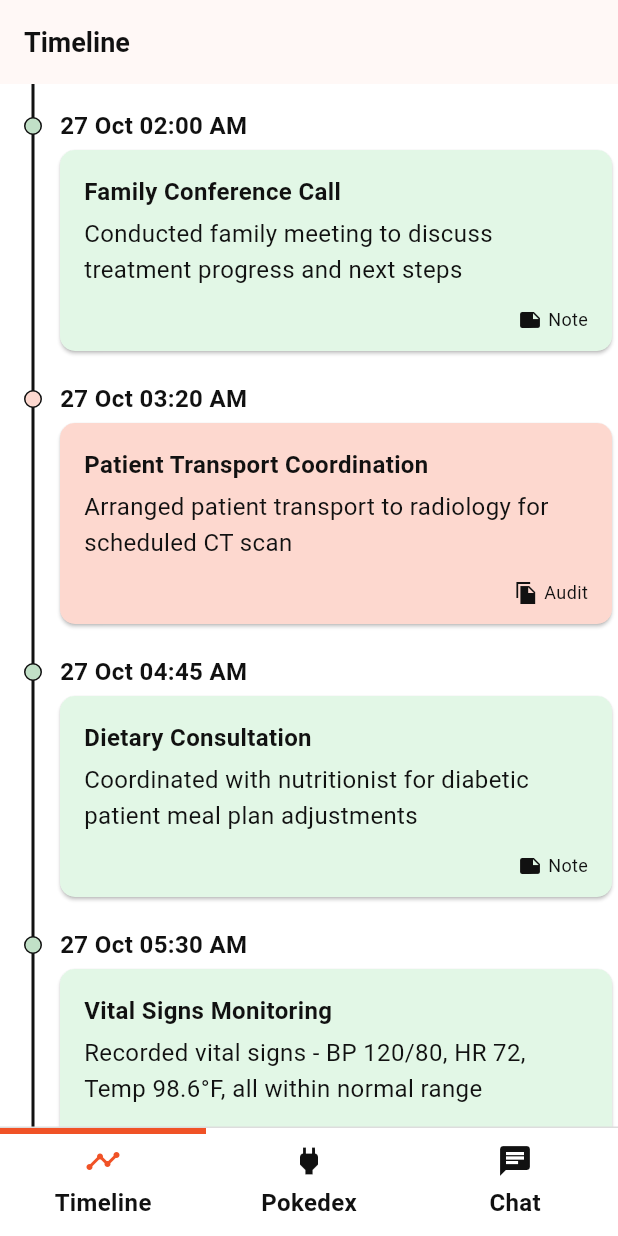
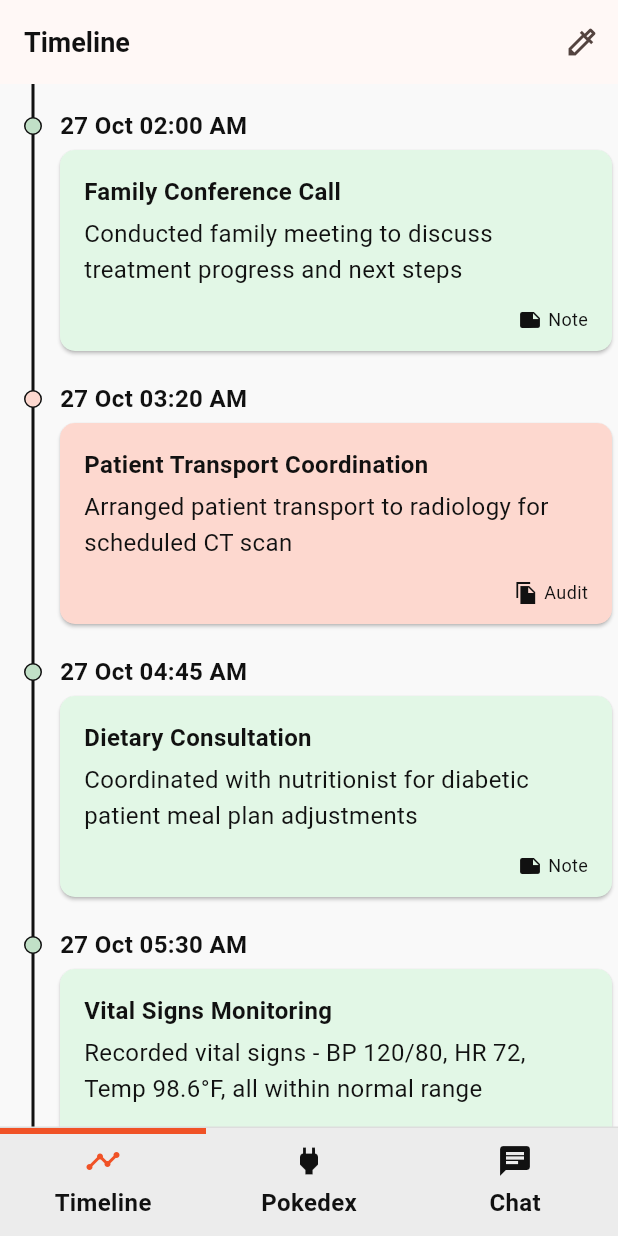
Before and after one commit to AshSutty1208/caremixer_test, a Flutter app: the screen it shows after launch, on a phone screen of 412 x 824 dp. Run offline on Flutter 3.47's test engine with Material 3 defaults, Android fonts, the phone set to English and light mode, and no system bars; our stand-ins replace dart_mappable, dio, flutter_riverpod, go_router, lottie, riverpod_annotation; generated files the repository leaves out were written again.

Commit message:
App dark mode selector

```diff
--- a/lib/app_theme/app_theme_colours.dart
+++ b/lib/app_theme/app_theme_colours.dart
@@ -4,9 +4,8 @@ import 'package:flutter/material.dart';
 abstract class AppThemeColours {
   const AppThemeColours();
 
-  Color get coreBlackOrWhite => const Color(0xFF111111);
-  Color get coreWhite => const Color(0xFFFFFFFF);
-  Color get coreBlack => const Color(0xFF111111);
+  Color get coreBlackLightWhiteDark => const Color(0xFF111111);
+  Color get coreWhiteLightBlackDark => const Color.fromARGB(255, 255, 255, 255);
   Color get black70 => const Color(0xB3111111);
 
   Color get coreGreyDarkest => const Color(0xFF343434);
@@ -31,7 +30,7 @@ abstract class AppThemeColours {
   Color get coreForestGreen => const Color(0xFF345136);
 
   /// Cards
-  Color get cardBg => const Color(0xFFF1F1F1);
+  Color get scaffoldBg => const Color.fromARGB(255, 249, 249, 249);
 
   /// Pokemon type colours
   Color get pokemonTypeColorNormal => const Color(0xFFA8A77A);
@@ -60,7 +59,25 @@ class AppDarkColours extends AppThemeColours {
 
   @override
   /// Override black with white
-  Color get coreBlackOrWhite => Colors.white;
+  Color get coreBlackLightWhiteDark => Colors.white;
+
+  @override
+  Color get coreWhiteLightBlackDark => Colors.black;
+
+  @override
+  Color get scaffoldBg => const Color.fromARGB(255, 46, 46, 46);
+
+  @override
+  Color get coreOrange => coreBrickRed;
+
+  @override
+  Color get coreCoralRed => coreRustRed;
+
+  @override
+  Color get corePaleMint => coreForestGreen;
+
+  @override
+  Color get coreSageGreen => coreFreshGreen;
 }
 
 /// App colors if the app is in light mode
--- /dev/null
+++ b/lib/base_widgets/navigation/app_bar.dart
@@ -0,0 +1,31 @@
+import 'package:caremixer_test/app_theme/app_theme.dart';
+import 'package:caremixer_test/app_theme/app_theme_state.dart';
+import 'package:flutter/material.dart';
+import 'package:flutter_riverpod/flutter_riverpod.dart';
+
+PreferredSizeWidget baseAppBar(
+  BuildContext context,
+  WidgetRef ref,
+  AppTheme appTheme,
+  Widget? title, {
+  List<Widget> actions = const [],
+}) {
+  return AppBar(
+    animateColor: true,
+    scrolledUnderElevation: 0,
+    title: title,
+    actions: [
+      ...actions,
+      IconButton(
+        onPressed: () {
+          if (ref.read(appThemeStateProvider).isLight) {
+            ref.read(appThemeStateProvider.notifier).setDarkTheme();
+          } else {
+            ref.read(appThemeStateProvider.notifier).setLightTheme();
+          }
+        },
+        icon: Icon(Icons.colorize_outlined),
+      ),
+    ],
+  );
+}
--- a/lib/base_widgets/navigation/tab_navigation_destination.dart
+++ b/lib/base_widgets/navigation/tab_navigation_destination.dart
@@ -39,14 +39,17 @@ class TabNavigationDestination extends BaseConsumerWidget {
                       alignment: Alignment.bottomCenter,
                       child: Padding(
                         padding: const EdgeInsets.only(bottom: 4.0),
-                        child: Icon(icon, color: appTheme.colours.coreBlack),
+                        child: Icon(
+                          icon,
+                          color: appTheme.colours.coreBlackLightWhiteDark,
+                        ),
                       ),
                     ),
                   ),
                   Text(
                     tabLabel,
                     style: appTheme.textStyles.label1.copyWith(
-                      color: appTheme.colours.coreBlack,
+                      color: appTheme.colours.coreBlackLightWhiteDark,
                     ),
                   ),
                 ],
--- a/lib/features/pokedex/domain/pokemon_details/pokemon_type.dart
+++ b/lib/features/pokedex/domain/pokemon_details/pokemon_type.dart
@@ -62,7 +62,7 @@ extension PokemonTypeExtension on PokemonType {
         return appTheme.colours.pokemonTypeColorFairy;
 
       default:
-        return appTheme.colours.coreBlackOrWhite;
+        return appTheme.colours.coreBlackLightWhiteDark;
     }
   }
 }
--- a/lib/features/pokedex/ui/pokedex_list/widgets/pokedex_list_item.dart
+++ b/lib/features/pokedex/ui/pokedex_list/widgets/pokedex_list_item.dart
@@ -25,8 +25,8 @@ class PokedexListItem extends BaseConsumerWidget {
               mainAxisAlignment: MainAxisAlignment.center,
               children: [
                 Image.network(
-                  width: 60,
-                  height: 60,
+                  width: 96,
+                  height: 96,
                   pokemon.imageUrl,
                   loadingBuilder: (context, child, loadingProgress) {
                     if (loadingProgress == null) return child;
@@ -84,7 +84,7 @@ class PokedexListItem extends BaseConsumerWidget {
                               ? Icons.note
                               : Icons.file_copy_sharp,
                           size: 16,
-                          color: appTheme.colours.coreBlackOrWhite,
+                          color: appTheme.colours.coreBlackLightWhiteDark,
                         ),
                         Text(
                           timelineItem.timelineItemType.name.capitalize(),
--- a/lib/features/tab_view_holder.dart
+++ b/lib/features/tab_view_holder.dart
@@ -38,8 +38,8 @@ class _TabViewHolderState extends BaseConsumerState<TabViewHolder> {
         child: NavigationBar(
           selectedIndex: widget.navigationShell.currentIndex,
           indicatorColor: Colors.transparent,
-          backgroundColor: Colors.white,
-          surfaceTintColor: Colors.white,
+          backgroundColor: appTheme.colours.coreWhiteLightBlackDark,
+          surfaceTintColor: appTheme.colours.coreBlackLightWhiteDark,
           shadowColor: Colors.transparent,
           overlayColor: WidgetStatePropertyAll(Colors.transparent),
           height: AppThemeDimensions.tabBarHeight,
--- a/lib/features/timeline/ui/timeline_list/timeline_screen.dart
+++ b/lib/features/timeline/ui/timeline_list/timeline_screen.dart
@@ -1,4 +1,6 @@
+import 'package:caremixer_test/app_theme/app_theme_state.dart';
 import 'package:caremixer_test/base_widgets/base_state_widgets.dart';
+import 'package:caremixer_test/base_widgets/navigation/app_bar.dart';
 import 'package:caremixer_test/features/timeline/ui/timeline_list/timeline_view_model.dart';
 import 'package:caremixer_test/features/timeline/ui/timeline_list/widgets/timeline_list_item.dart';
 import 'package:flutter/material.dart';
@@ -27,8 +29,13 @@ class TimelineScreenState extends BaseConsumerState<TimelineScreen> {
     final timelineItems = ref.watch(timelineViewModelProvider).timelineItems;
 
     return Scaffold(
-      appBar: AppBar(
-        title: Text('Timeline', style: appTheme.textStyles.label2),
+      extendBody: true,
+      extendBodyBehindAppBar: true,
+      appBar: baseAppBar(
+        context,
+        ref,
+        appTheme,
+        Text('Timeline', style: appTheme.textStyles.label2),
       ),
       body: SafeArea(
         child: CustomScrollView(
--- a/lib/features/timeline/ui/timeline_list/widgets/timeline_list_item.dart
+++ b/lib/features/timeline/ui/timeline_list/widgets/timeline_list_item.dart
@@ -36,7 +36,7 @@ class TimelineListItem extends BaseConsumerWidget {
                           padding: const EdgeInsets.only(left: 5.0),
                           child: Container(
                             width: 2,
-                            color: appTheme.colours.coreBlackOrWhite,
+                            color: appTheme.colours.coreBlackLightWhiteDark,
                           ),
                         ),
                         Container(
@@ -53,7 +53,7 @@ class TimelineListItem extends BaseConsumerWidget {
                                 : appTheme.colours.coreCoralRed,
                             shape: BoxShape.circle,
                             border: Border.all(
-                              color: appTheme.colours.coreBlackOrWhite,
+                              color: appTheme.colours.coreBlackLightWhiteDark,
                             ),
                           ),
                         ),
@@ -127,7 +127,7 @@ class TimelineListItem extends BaseConsumerWidget {
                               ? Icons.note
                               : Icons.file_copy_sharp,
                           size: 16,
-                          color: appTheme.colours.coreBlackOrWhite,
+                          color: appTheme.colours.coreBlackLightWhiteDark,
                         ),
                         Text(
                           timelineItem.timelineItemType.name.capitalize(),
--- a/pubspec.yaml
+++ b/pubspec.yaml
@@ -71,6 +71,7 @@ flutter:
   assets:
     - assets/pokeball.json
     - assets/loading_dots.json
+    - assets/no_data.json
 
   # An image asset can refer to one or more resolution-specific "variants", see
   # https://flutter.dev/to/resolution-aware-images
```
Also changed, not shown: assets/no_data.json (added, +1 -0 lines), lib/app_theme/app_theme.dart (+30 -6 lines), lib/app_theme/app_theme_text_styles.dart (+12 -12 lines), lib/base_widgets/loaders/no_data_loader.dart (added, +14 -0 lines), lib/base_widgets/loaders/pokeball_loading_spinner.dart (+7 -2 lines), lib/features/chat/ui/chat_list_screen.dart (+10 -9 lines), lib/features/chat/ui/widgets/animated_message_card.dart (+17 -4 lines), lib/features/pokedex/ui/pokedex_list/pokedex_list_screen.dart (+74 -6 lines).
